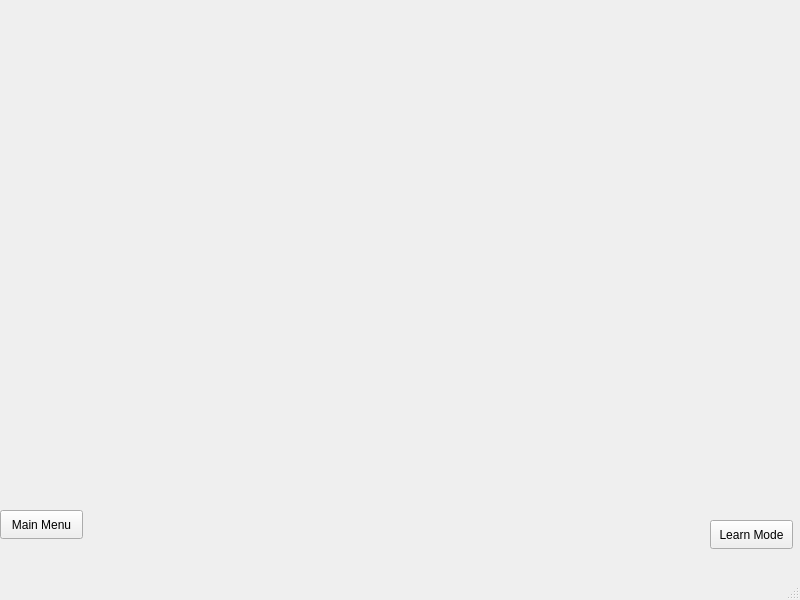
Before: the Qt Designer form CountingBlackjack/playwindow.ui in LandenHughes/QTCasinoGame, drawn with Qt 5.
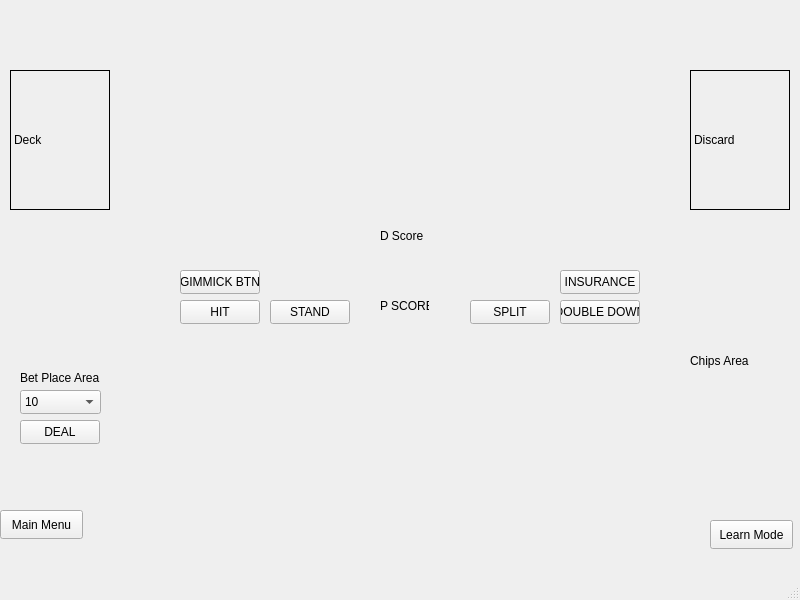
After: the same form once the commit is applied.

Commit message: Added connections to UI elements and changed issues

Diff of the .ui file:
```diff
--- a/CountingBlackjack/playwindow.ui
+++ b/CountingBlackjack/playwindow.ui
@@ -40,6 +40,243 @@
      <string>Learn Mode</string>
     </property>
    </widget>
+   <widget class="QLabel" name="label_8">
+    <property name="geometry">
+     <rect>
+      <x>20</x>
+      <y>370</y>
+      <width>81</width>
+      <height>16</height>
+     </rect>
+    </property>
+    <property name="text">
+     <string>Bet Place Area</string>
+    </property>
+   </widget>
+   <widget class="QWidget" name="horizontalLayoutWidget">
+    <property name="geometry">
+     <rect>
+      <x>120</x>
+      <y>70</y>
+      <width>561</width>
+      <height>141</height>
+     </rect>
+    </property>
+    <layout class="QHBoxLayout" name="dealerArea"/>
+   </widget>
+   <widget class="QPushButton" name="pushButton_4">
+    <property name="geometry">
+     <rect>
+      <x>560</x>
+      <y>300</y>
+      <width>80</width>
+      <height>24</height>
+     </rect>
+    </property>
+    <property name="text">
+     <string>DOUBLE DOWN</string>
+    </property>
+   </widget>
+   <widget class="QWidget" name="horizontalLayoutWidget_2">
+    <property name="geometry">
+     <rect>
+      <x>120</x>
+      <y>340</y>
+      <width>561</width>
+      <height>141</height>
+     </rect>
+    </property>
+    <layout class="QHBoxLayout" name="playerArea"/>
+   </widget>
+   <widget class="QPushButton" name="pushButton_6">
+    <property name="geometry">
+     <rect>
+      <x>20</x>
+      <y>420</y>
+      <width>80</width>
+      <height>24</height>
+     </rect>
+    </property>
+    <property name="text">
+     <string>DEAL</string>
+    </property>
+   </widget>
+   <widget class="QPushButton" name="pushButton_3">
+    <property name="geometry">
+     <rect>
+      <x>270</x>
+      <y>300</y>
+      <width>80</width>
+      <height>24</height>
+     </rect>
+    </property>
+    <property name="text">
+     <string>STAND</string>
+    </property>
+   </widget>
+   <widget class="QLabel" name="label_5">
+    <property name="geometry">
+     <rect>
+      <x>380</x>
+      <y>280</y>
+      <width>49</width>
+      <height>51</height>
+     </rect>
+    </property>
+    <property name="text">
+     <string>P SCORE</string>
+    </property>
+   </widget>
+   <widget class="QPushButton" name="pushButton_7">
+    <property name="geometry">
+     <rect>
+      <x>180</x>
+      <y>270</y>
+      <width>80</width>
+      <height>24</height>
+     </rect>
+    </property>
+    <property name="text">
+     <string>GIMMICK BTN</string>
+    </property>
+   </widget>
+   <widget class="QLabel" name="label_6">
+    <property name="geometry">
+     <rect>
+      <x>380</x>
+      <y>210</y>
+      <width>49</width>
+      <height>51</height>
+     </rect>
+    </property>
+    <property name="text">
+     <string>D Score</string>
+    </property>
+   </widget>
+   <widget class="QLabel" name="discardDeck">
+    <property name="geometry">
+     <rect>
+      <x>690</x>
+      <y>70</y>
+      <width>100</width>
+      <height>140</height>
+     </rect>
+    </property>
+    <property name="frameShape">
+     <enum>QFrame::Box</enum>
+    </property>
+    <property name="text">
+     <string>Discard</string>
+    </property>
+   </widget>
+   <widget class="QPushButton" name="pushButton_2">
+    <property name="geometry">
+     <rect>
+      <x>180</x>
+      <y>300</y>
+      <width>80</width>
+      <height>24</height>
+     </rect>
+    </property>
+    <property name="text">
+     <string>HIT</string>
+    </property>
+   </widget>
+   <widget class="QLabel" name="label_7">
+    <property name="geometry">
+     <rect>
+      <x>690</x>
+      <y>230</y>
+      <width>101</width>
+      <height>261</height>
+     </rect>
+    </property>
+    <property name="text">
+     <string>Chips Area</string>
+    </property>
+   </widget>
+   <widget class="QLabel" name="drawDeck">
+    <property name="geometry">
+     <rect>
+      <x>10</x>
+      <y>70</y>
+      <width>100</width>
+      <height>140</height>
+     </rect>
+    </property>
+    <property name="frameShape">
+     <enum>QFrame::Box</enum>
+    </property>
+    <property name="text">
+     <string>Deck</string>
+    </property>
+   </widget>
+   <widget class="QPushButton" name="pushButton">
+    <property name="geometry">
+     <rect>
+      <x>470</x>
+      <y>300</y>
+      <width>80</width>
+      <height>24</height>
+     </rect>
+    </property>
+    <property name="text">
+     <string>SPLIT</string>
+    </property>
+   </widget>
+   <widget class="QPushButton" name="pushButton_5">
+    <property name="geometry">
+     <rect>
+      <x>560</x>
+      <y>270</y>
+      <width>80</width>
+      <height>24</height>
+     </rect>
+    </property>
+    <property name="text">
+     <string>INSURANCE</string>
+    </property>
+   </widget>
+   <widget class="QComboBox" name="comboBox">
+    <property name="geometry">
+     <rect>
+      <x>20</x>
+      <y>390</y>
+      <width>81</width>
+      <height>24</height>
+     </rect>
+    </property>
+    <item>
+     <property name="text">
+      <string>10</string>
+     </property>
+    </item>
+    <item>
+     <property name="text">
+      <string>20</string>
+     </property>
+    </item>
+    <item>
+     <property name="text">
+      <string>30</string>
+     </property>
+    </item>
+    <item>
+     <property name="text">
+      <string>40</string>
+     </property>
+    </item>
+    <item>
+     <property name="text">
+      <string>50</string>
+     </property>
+    </item>
+    <item>
+     <property name="text">
+      <string>100</string>
+     </property>
+    </item>
+   </widget>
   </widget>
   <widget class="QMenuBar" name="menubar">
    <property name="geometry">
```
The commit also changes 6 other files.
